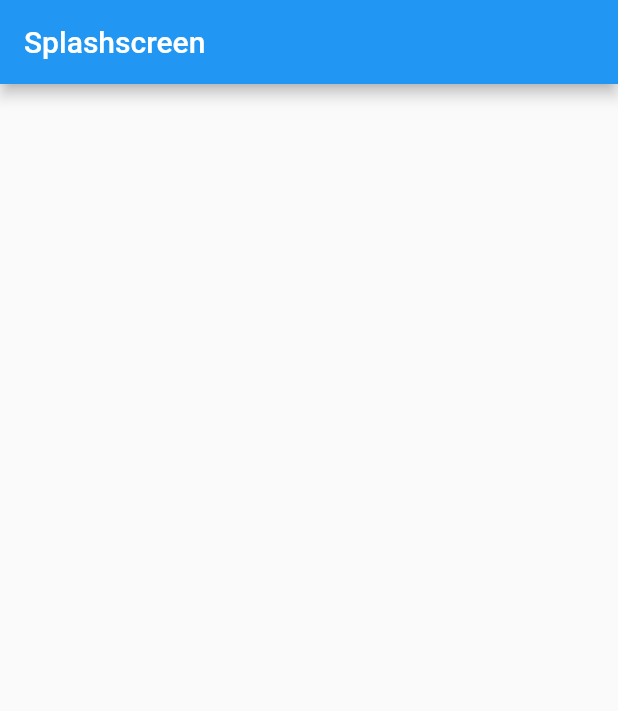
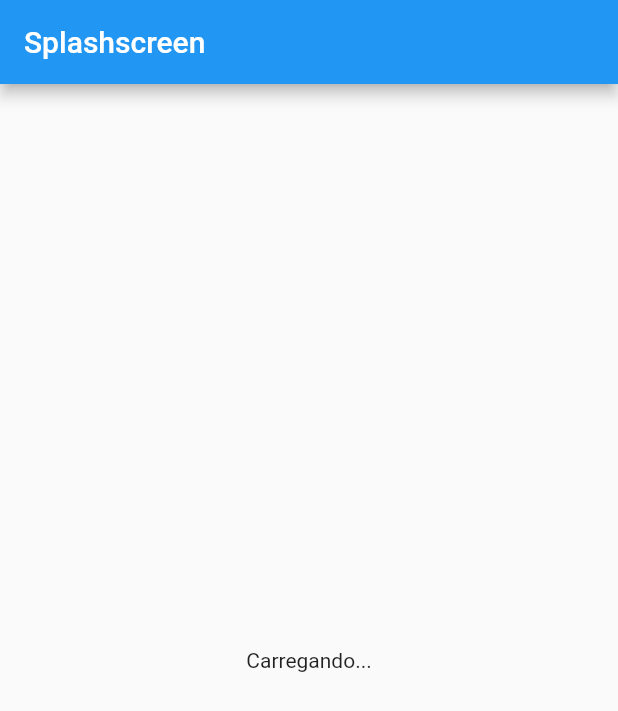
Before and after one commit to luizhtss/webview_ufrn_api_test, a Flutter app: the screen it shows after launch, on a phone screen of 412 x 824 dp. Shown: the top 711 px of the screen. Run offline on Flutter 3.47's test engine with Material 2 defaults, Android fonts, the phone set to English and light mode, and no system bars; our stand-ins replace flutter_modular, mobx; missing offline and left inert: flutter_webview_plugin; generated files the repository leaves out were written again.

Commit message:
Created splashscreen

```diff
--- a/lib/app/modules/splashscreen/splashscreen_page.dart
+++ b/lib/app/modules/splashscreen/splashscreen_page.dart
@@ -1,5 +1,6 @@
 import 'package:flutter/material.dart';
 import 'package:flutter_modular/flutter_modular.dart';
+import 'package:webview_ufrn_api/credenciais_token.dart';
 import 'splashscreen_controller.dart';
 
 class SplashscreenPage extends StatefulWidget {
@@ -17,13 +18,16 @@ class _SplashscreenPageState
 
   @override
   Widget build(BuildContext context) {
+    Credenciais.carregarCredenciais().then((value){
+      Modular.to.pushNamedAndRemoveUntil("/webview", (route) => false);
+    });
     return Scaffold(
       appBar: AppBar(
         title: Text(widget.title),
       ),
-      body: Column(
-        children: <Widget>[],
-      ),
+      body: Center(
+        child: Text("Carregando..."),
+      )
     );
   }
 }
```
